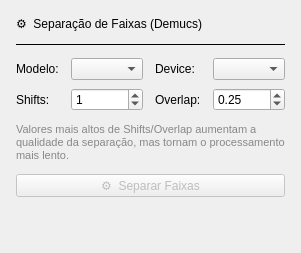
Qt form gui/tab_demucs.ui (broken-usb/uninstrumephy) before a commit.
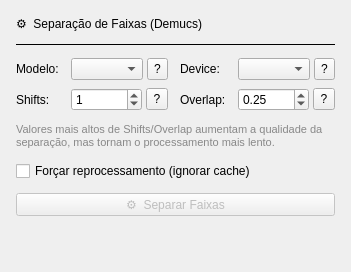
The same form after that commit.

Commit message: Ainda mais melhorias na interface gráfica

Diff of the .ui file:
```diff
--- a/gui/tab_demucs.ui
+++ b/gui/tab_demucs.ui
@@ -51,8 +51,28 @@
       </widget>
      </item>
      <item row="0" column="1">
+      <layout class="QHBoxLayout" name="modelFieldLayout">
+       <property name="spacing">
+        <number>4</number>
+       </property>
+       <item>
       <widget class="QComboBox" name="combo_demucs_model"/>
      </item>
+       <item>
+        <widget class="QToolButton" name="btn_help_model">
+         <property name="maximumSize">
+          <size>
+           <width>22</width>
+           <height>22</height>
+          </size>
+         </property>
+         <property name="text">
+          <string>?</string>
+         </property>
+        </widget>
+       </item>
+      </layout>
+     </item>
      <item row="0" column="2">
       <widget class="QLabel" name="lbl_demucs_device">
        <property name="text">
@@ -61,8 +81,28 @@
       </widget>
      </item>
      <item row="0" column="3">
+      <layout class="QHBoxLayout" name="deviceFieldLayout">
+       <property name="spacing">
+        <number>4</number>
+       </property>
+       <item>
       <widget class="QComboBox" name="combo_demucs_device"/>
      </item>
+       <item>
+        <widget class="QToolButton" name="btn_help_device">
+         <property name="maximumSize">
+          <size>
+           <width>22</width>
+           <height>22</height>
+          </size>
+         </property>
+         <property name="text">
+          <string>?</string>
+         </property>
+        </widget>
+       </item>
+      </layout>
+     </item>
      <item row="1" column="0">
       <widget class="QLabel" name="lbl_demucs_shifts">
        <property name="text">
@@ -71,6 +111,11 @@
       </widget>
      </item>
      <item row="1" column="1">
+      <layout class="QHBoxLayout" name="shiftsFieldLayout">
+       <property name="spacing">
+        <number>4</number>
+       </property>
+       <item>
       <widget class="QSpinBox" name="spin_demucs_shifts">
        <property name="minimum">
         <number>0</number>
@@ -86,6 +131,21 @@
        </property>
       </widget>
      </item>
+       <item>
+        <widget class="QToolButton" name="btn_help_shifts">
+         <property name="maximumSize">
+          <size>
+           <width>22</width>
+           <height>22</height>
+          </size>
+         </property>
+         <property name="text">
+          <string>?</string>
+         </property>
+        </widget>
+       </item>
+      </layout>
+     </item>
      <item row="1" column="2">
       <widget class="QLabel" name="lbl_demucs_overlap">
        <property name="text">
@@ -94,6 +154,11 @@
       </widget>
      </item>
      <item row="1" column="3">
+      <layout class="QHBoxLayout" name="overlapFieldLayout">
+       <property name="spacing">
+        <number>4</number>
+       </property>
+       <item>
       <widget class="QDoubleSpinBox" name="spin_demucs_overlap">
        <property name="minimum">
         <double>0.000000000000000</double>
@@ -112,6 +177,21 @@
        </property>
       </widget>
      </item>
+       <item>
+        <widget class="QToolButton" name="btn_help_overlap">
+         <property name="maximumSize">
+          <size>
+           <width>22</width>
+           <height>22</height>
+          </size>
+         </property>
+         <property name="text">
+          <string>?</string>
+         </property>
+        </widget>
+       </item>
+      </layout>
+     </item>
     </layout>
    </item>
    <item>
@@ -127,6 +207,16 @@
      </property>
     </widget>
    </item>
+   <item>
+    <widget class="QCheckBox" name="check_force_reprocess">
+     <property name="text">
+      <string>Forçar reprocessamento (ignorar cache)</string>
+     </property>
+     <property name="toolTip">
+      <string>Se marcado, roda o Demucs novamente mesmo que esta música já tenha sido processada antes com as mesmas configurações, sobrescrevendo os stems em cache.</string>
+     </property>
+    </widget>
+   </item>
    <item>
     <widget class="QPushButton" name="btn_run_demucs">
      <property name="enabled">
```
Lines whose indentation alone changed are shown as unchanged. The commit also changes 3 other files.
